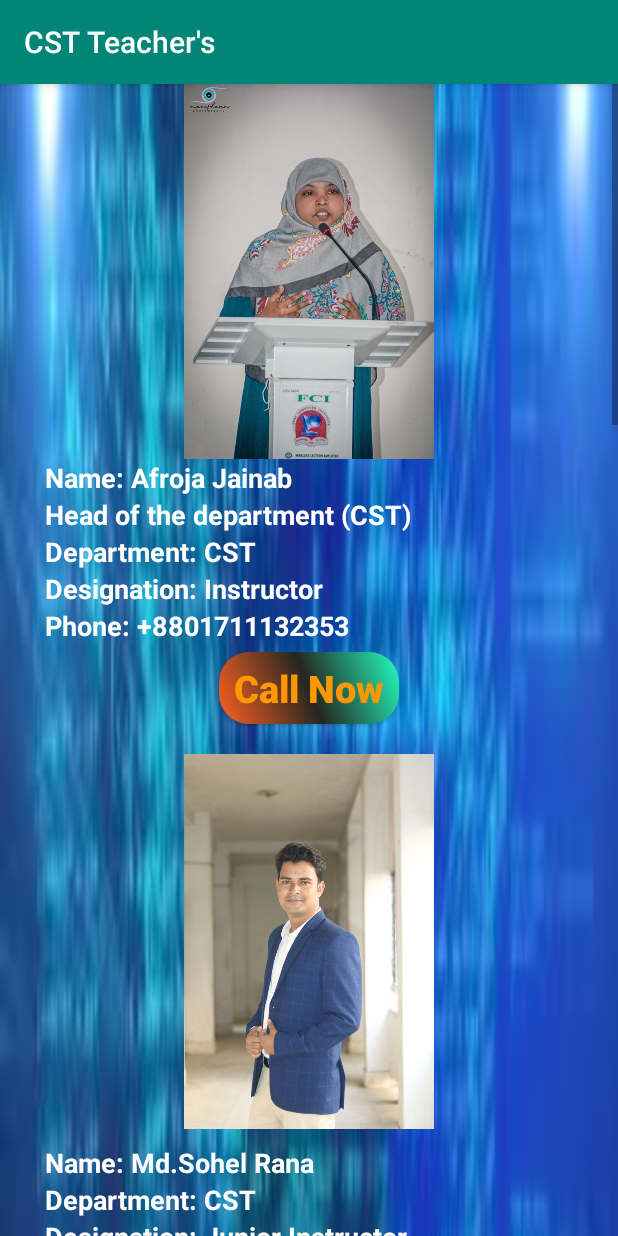
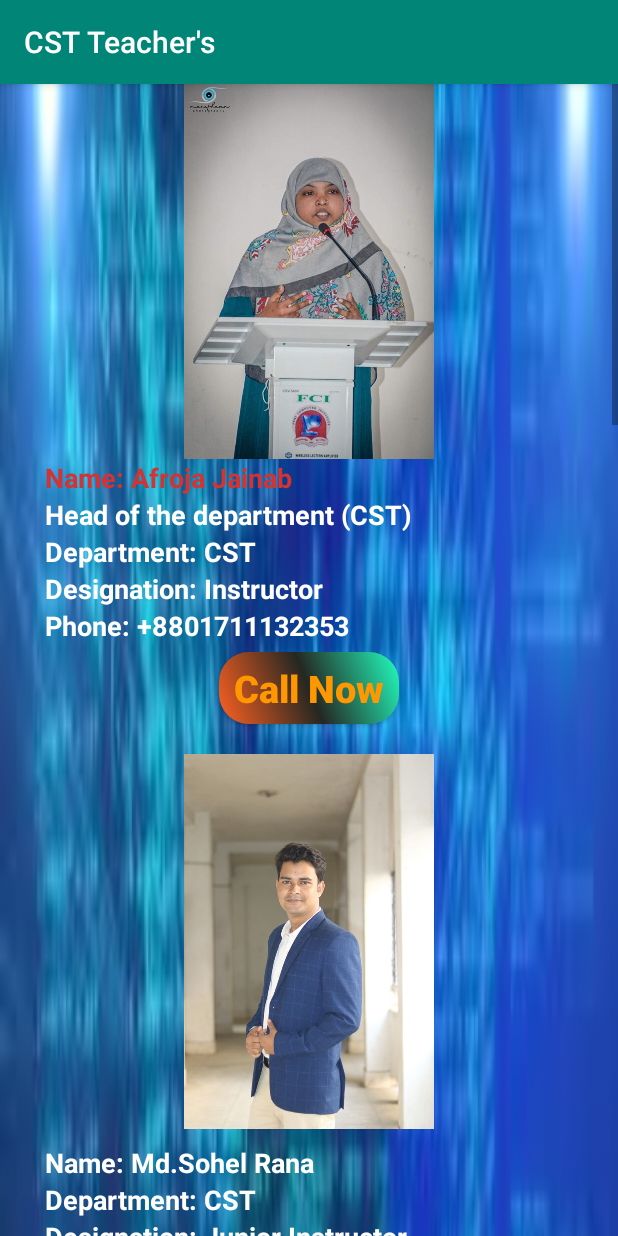
Before and after one commit to Shuebur/Demo-feni-computer-institute, an Android app: the CT screen opened directly, with no data from a screen before it, on a phone screen of 412 x 824 dp. Run offline under Robolectric (Android 15) with nearby library versions, the phone set to English and light mode, and no system bars.

Commit message:
change color

```diff
--- a/app/src/main/res/layout/activity_ct.xml
+++ b/app/src/main/res/layout/activity_ct.xml
@@ -24,7 +24,7 @@
             android:layout_marginLeft="30dp"
             android:layout_width="match_parent"
             android:textStyle="bold"
-            android:textColor="#fff"
+            android:textColor="#D33333"
             android:textSize="18sp"
             android:layout_height="wrap_content"
             android:text="Name: Afroja Jainab"
```
